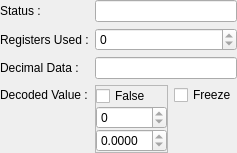
Above: src/widget/quamodbusvaluewidgetstatus.ui from juangburgos/QUaModbusClient before the change. Below: the same form after it.
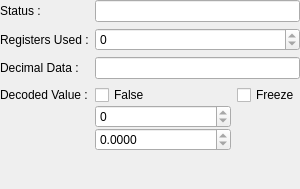
That is the form after the change.

```diff
--- a/src/widget/quamodbusvaluewidgetstatus.ui
+++ b/src/widget/quamodbusvaluewidgetstatus.ui
@@ -6,8 +6,8 @@
    <rect>
     <x>0</x>
     <y>0</y>
-    <width>228</width>
-    <height>137</height>
+    <width>300</width>
+    <height>189</height>
    </rect>
   </property>
   <property name="windowTitle">
@@ -117,7 +117,7 @@
       </sizepolicy>
      </property>
      <property name="frameShape">
-      <enum>QFrame::StyledPanel</enum>
+      <enum>QFrame::NoFrame</enum>
      </property>
      <property name="frameShadow">
       <enum>QFrame::Raised</enum>
```
